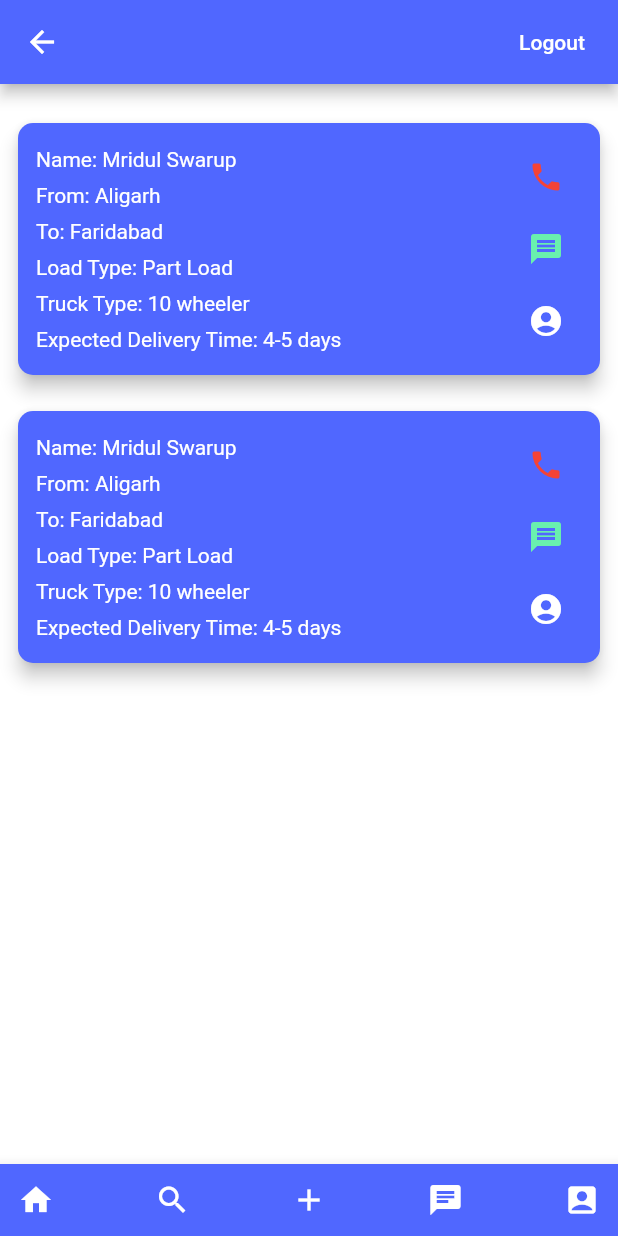
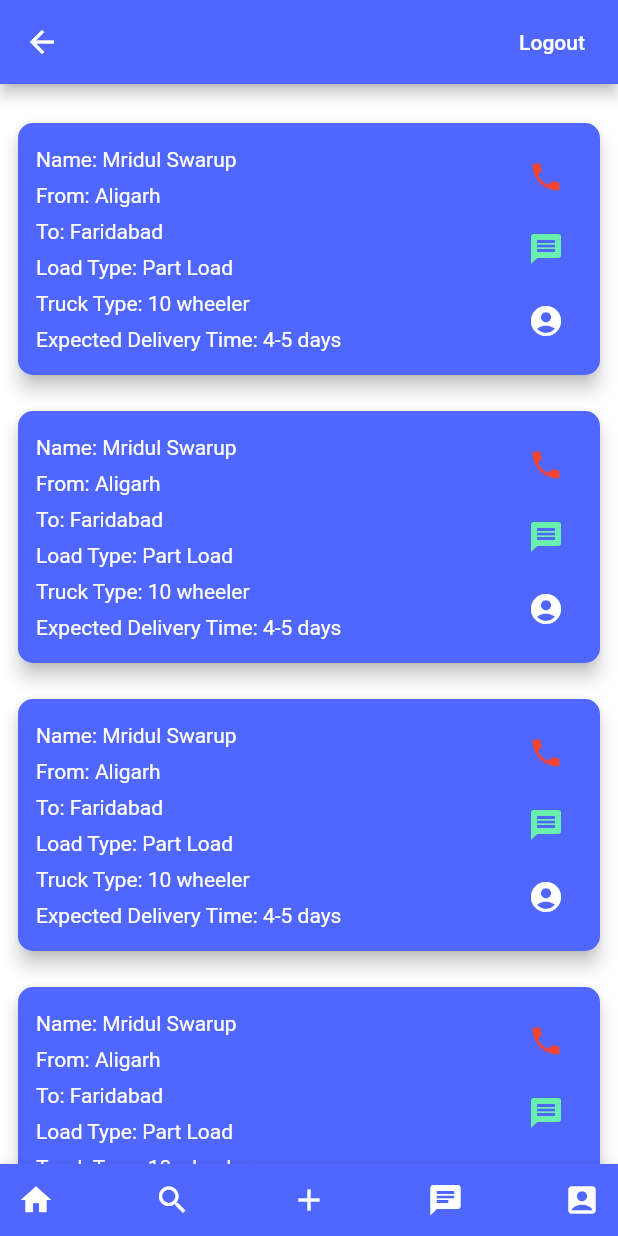
Before and after one commit to kGaur109/cargoshuttle, a Flutter app: the HomeScreen screen opened by its route, on a phone screen of 412 x 824 dp. Run offline on Flutter 3.47's test engine with Material 2 defaults, Android fonts, the phone set to English and light mode, and no system bars; our stand-ins replace cloud_firestore, email_validator, firebase_auth, flutter_svg, modal_progress_hud, shared_preferences; accounts and stored records are empty.

Commit message:
add screen added

```diff
--- a/lib/components/data_card.dart
+++ b/lib/components/data_card.dart
@@ -9,7 +9,8 @@ class DataCard extends StatelessWidget {
       this.destination,
       this.loadType,
       this.truckType,
-      this.expectedTime});
+      // ignore: non_constant_identifier_names
+      this.ETA});
 
   final Color color;
   final String userName;
@@ -17,7 +18,8 @@ class DataCard extends StatelessWidget {
   final String destination;
   final String loadType;
   final String truckType;
-  final String expectedTime;
+  // ignore: non_constant_identifier_names
+  final String ETA;
 
   @override
   Widget build(BuildContext context) {
@@ -74,7 +76,7 @@ class DataCard extends StatelessWidget {
                       height: 8.0,
                     ),
                     Text(
-                      "Expected Delivery Time: $expectedTime",
+                      "Expected Delivery Time: $ETA",
                       style: TextStyle(color: Colors.white),
                     ),
                   ],
--- /dev/null
+++ b/lib/components/loadPost.dart
@@ -0,0 +1,17 @@
+class Load {
+  final String userName;
+  final String origin;
+  final String destination;
+  final String loadType;
+  final int loadWeight;
+  final int eta;
+
+  Load({
+    this.userName,
+    this.origin,
+    this.destination,
+    this.loadType,
+    this.loadWeight,
+    this.eta,
+  });
+}
--- /dev/null
+++ b/lib/components/postsData.dart
@@ -0,0 +1,40 @@
+import 'package:flutter/foundation.dart';
+import 'dart:collection';
+import 'loadPost.dart';
+
+class Posts extends ChangeNotifier {
+  List<Load> _loads = [
+    Load(
+      userName: "Mridul Swarup",
+      origin: "Aligarh",
+      destination: "Faridabad",
+      loadType: "Part Load",
+      loadWeight: 500,
+      eta: 5,
+    ),
+  ];
+
+  UnmodifiableListView<Load> get load {
+    return UnmodifiableListView(_loads);
+  }
+
+  int get loadCount {
+    return _loads.length;
+  }
+
+  // void addTask(String name) {
+  //   final load = Load(userName: name);
+  //   _loads.add(load);
+  //   notifyListeners();
+  // }
+
+  // void updateTask(Load load) {
+  //   load.toggleDone();
+  //   notifyListeners();
+  // }
+
+  void deleteTask(Load load) {
+    _loads.remove(load);
+    notifyListeners();
+  }
+}
--- /dev/null
+++ b/lib/components/truckPost.dart
@@ -0,0 +1,17 @@
+class Truck {
+  final String userName;
+  final String origin;
+  final String destination;
+  final String truckType;
+  final String loadEmpty;
+  final int eta;
+
+  Truck({
+    this.userName,
+    this.origin,
+    this.destination,
+    this.truckType,
+    this.loadEmpty,
+    this.eta,
+  });
+}
--- a/lib/main.dart
+++ b/lib/main.dart
@@ -21,14 +21,16 @@ Future<void> main() async {
   runApp(Cargoshuttle(email: email));
 }
 
-class Cargoshuttle extends StatelessWidget { //my first commit-mirdul
+class Cargoshuttle extends StatelessWidget {
+  //my first commit-mirdul
   final String email;
   Cargoshuttle({this.email});
 
   @override
   Widget build(BuildContext context) {
     return MaterialApp(
-      initialRoute: email == null ? WelcomeScreen.id : HomeScreen.id,
+      initialRoute: HomeScreen.id,
+      // initialRoute: email == null ? WelcomeScreen.id : HomeScreen.id,
       routes: {
         WelcomeScreen.id: (context) => WelcomeScreen(),
         LoginScreen.id: (context) => LoginScreen(),
--- a/lib/screens/home_screen.dart
+++ b/lib/screens/home_screen.dart
@@ -7,6 +7,7 @@ import 'package:flutter/material.dart';
 import 'package:flutter/cupertino.dart';
 import 'package:shared_preferences/shared_preferences.dart';
 import 'package:cargoshuttle/components/data_card.dart';
+import 'package:cargoshuttle/components/addMenu.dart';
 
 class HomeScreen extends StatefulWidget {
   static const String id = 'home_screen';
@@ -26,7 +27,7 @@ class _HomeScreenState extends State<HomeScreen> {
       destination: "Faridabad",
       loadType: "Part Load",
       truckType: "10 wheeler",
-      expectedTime: "4-5 days",
+      ETA: "4-5 days",
     ),
     DataCard(
       color: themeColor,
@@ -35,7 +36,25 @@ class _HomeScreenState extends State<HomeScreen> {
       destination: "Faridabad",
       loadType: "Part Load",
       truckType: "10 wheeler",
-      expectedTime: "4-5 days",
+      ETA: "4-5 days",
+    ),
+    DataCard(
+      color: themeColor,
+      userName: "Mridul Swarup",
+      origin: "Aligarh",
+      destination: "Faridabad",
+      loadType: "Part Load",
+      truckType: "10 wheeler",
+      ETA: "4-5 days",
+    ),
+    DataCard(
+      color: themeColor,
+      userName: "Mridul Swarup",
+      origin: "Aligarh",
+      destination: "Faridabad",
+      loadType: "Part Load",
+      truckType: "10 wheeler",
+      ETA: "4-5 days",
     )
   ];
 
@@ -97,7 +116,19 @@ class _HomeScreenState extends State<HomeScreen> {
                 Icons.add,
                 color: Colors.white,
               ),
-              onPressed: () {},
+              onPressed: () {
+                showModalBottomSheet(
+                    context: context,
+                    isScrollControlled: true,
+                    builder: (context) => SingleChildScrollView(
+                          child: Container(
+                            padding: EdgeInsets.only(
+                                bottom:
+                                    MediaQuery.of(context).viewInsets.bottom),
+                            child: AddMenu(),
+                          ),
+                        ));
+              },
             ),
             IconButton(
               icon: Icon(
```
Also changed, not shown: lib/components/addMenu.dart (added, +49 -0 lines), lib/screens/login_screen.dart (+15 -9 lines), lib/functionality/check_login.dart (renamed from lib/check_login.dart).
